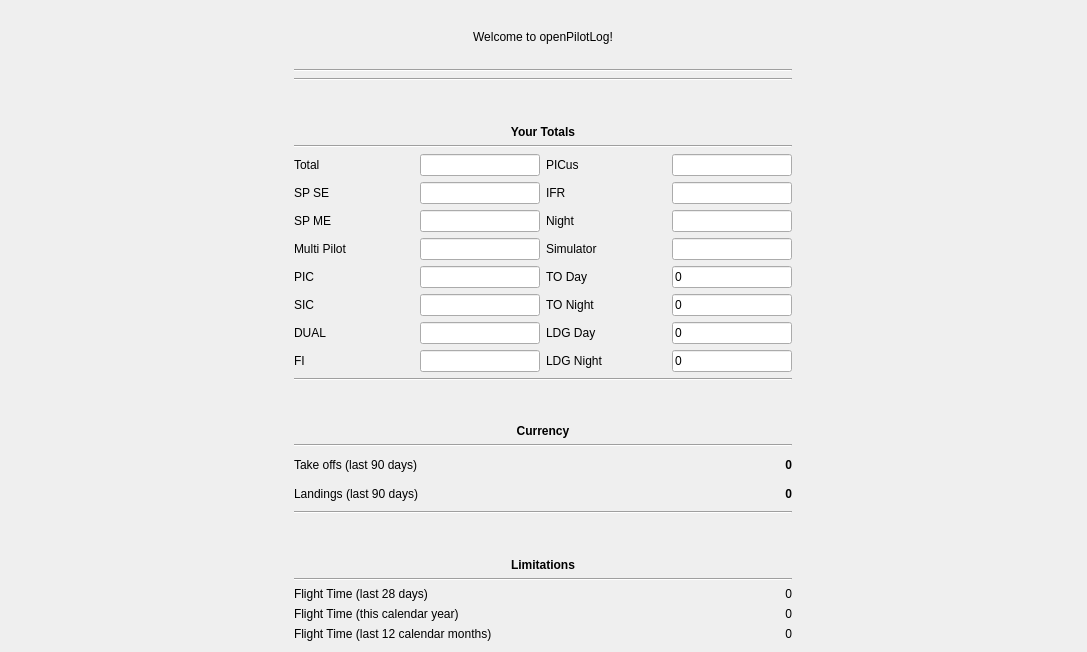
The window that src/gui/widgets/homewidget.ui (fiffty-50/openPilotLog) describes before a commit, drawn with Qt 5.
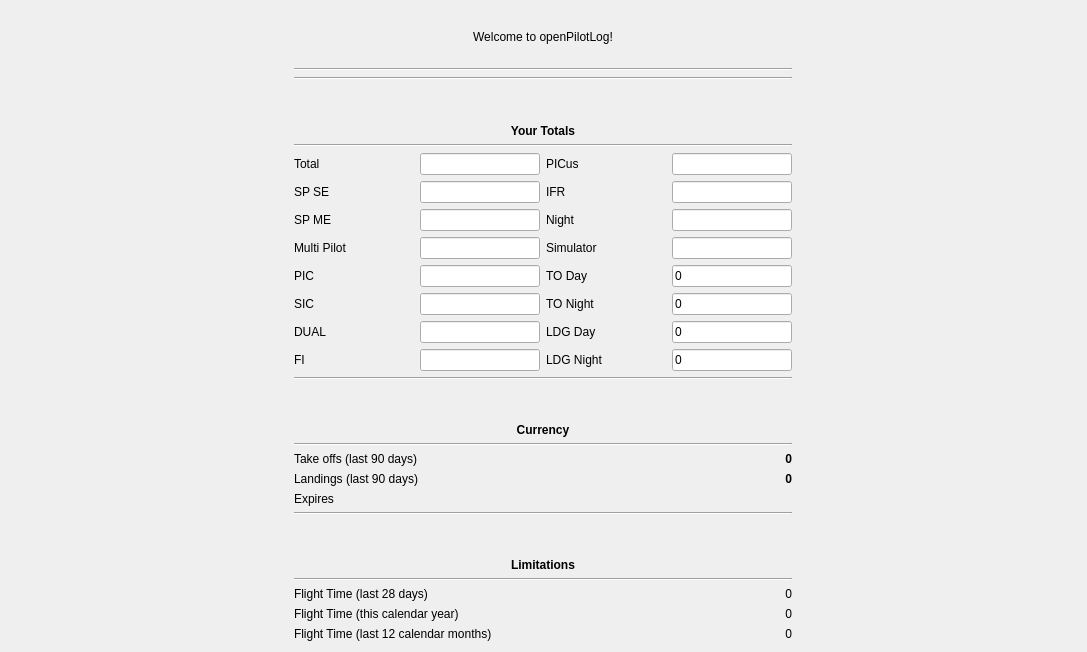
The same window after the commit.

Commit message:
Take off and landing currency expiration
- TO/LDG currency now shows the expiration date on the home page.
- Fixes to sql for determining currency
- Disabled unused combobox in newflight dialog
- changed warning colour from yellow to orange for better visibility

```diff
--- a/src/gui/widgets/homewidget.ui
+++ b/src/gui/widgets/homewidget.ui
@@ -763,6 +763,34 @@
        </property>
       </widget>
      </item>
+     <item row="2" column="0">
+      <widget class="QLabel" name="currencyExpirationLabel">
+       <property name="font">
+        <font>
+         <italic>false</italic>
+        </font>
+       </property>
+       <property name="text">
+        <string>Expires</string>
+       </property>
+      </widget>
+     </item>
+     <item row="2" column="1">
+      <widget class="QLabel" name="currencyExpirationDisplayLabel">
+       <property name="font">
+        <font>
+         <weight>75</weight>
+         <bold>true</bold>
+        </font>
+       </property>
+       <property name="text">
+        <string/>
+       </property>
+       <property name="alignment">
+        <set>Qt::AlignRight|Qt::AlignTrailing|Qt::AlignVCenter</set>
+       </property>
+      </widget>
+     </item>
     </layout>
    </item>
    <item row="2" column="0">
```
Left out of the diff: 230 changed lines with no effect on the pictures. The commit also changes 11 other files.
